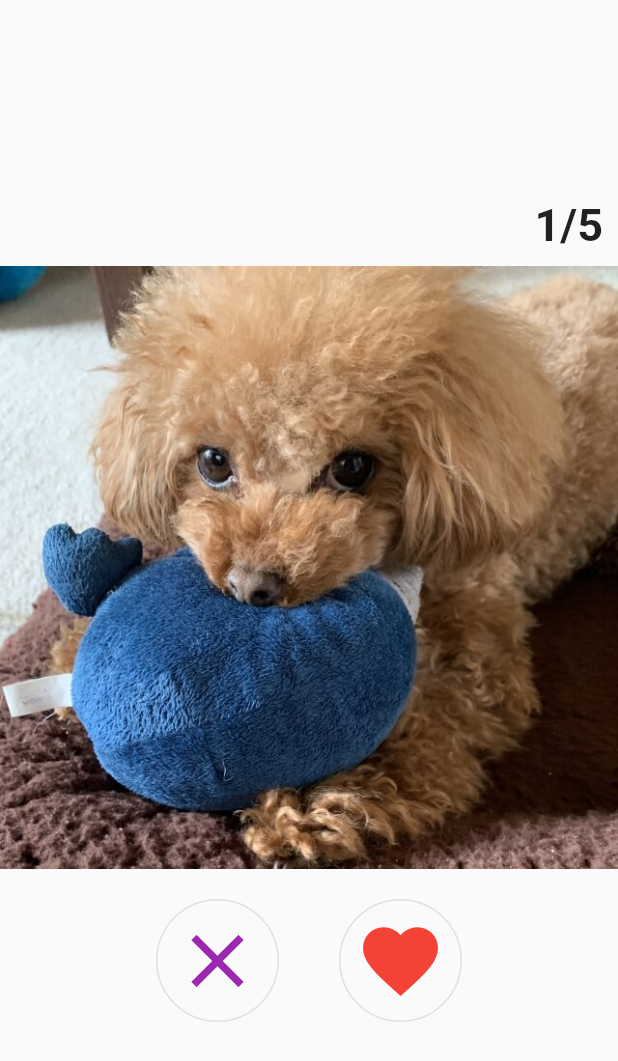
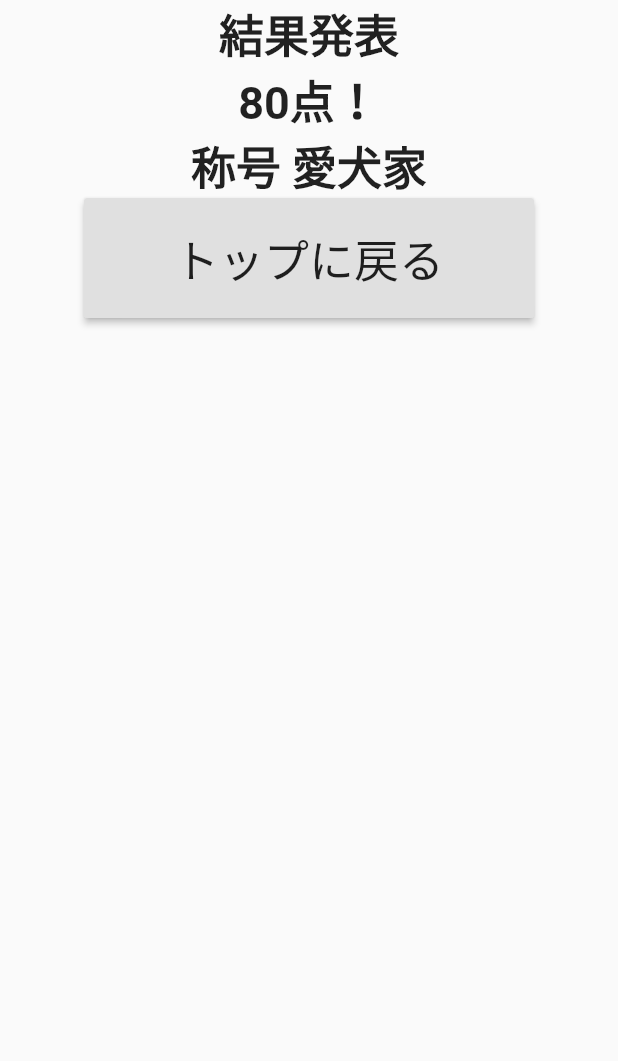
Before and after one commit to enutake/which_my_dog, a Flutter app: the QuizPage screen opened by its route, after a tap on the "favorite" icon, on a phone screen of 412 x 824 dp. Shown: the top 1061 px of the screen. Run offline on Flutter 3.47's test engine with Material 2 defaults, Android fonts, the light colour scheme and no system bars.

Commit message:
feat: 雑に結果ページを作成して、ルーティングの流れを作成

```diff
--- a/which_my_dog/lib/main.dart
+++ b/which_my_dog/lib/main.dart
@@ -13,7 +13,9 @@ class MyApp extends StatelessWidget {
       initialRoute: '/',
       routes: {
         '/': (context) => FirstPage(),
+        '/home': (context) => FirstPage(),
         '/quiz': (context) => QuizPage(),
+        '/result': (context) => ResultPage(),
       },
     );
   }
@@ -58,6 +60,7 @@ class FirstPage extends StatelessWidget {
 class QuizPage extends StatelessWidget {
   @override
   Widget build(BuildContext context) {
+    int correctNum = 1;
     return Scaffold(
       body: Center(
         child: Column(
@@ -68,7 +71,7 @@ class QuizPage extends StatelessWidget {
               child: Padding(
                 padding: const EdgeInsets.all(10.0),
                 child: Text(
-                  "1/5",
+                  "$correctNum/5",
                   style: TextStyle(fontSize: 30, fontWeight: FontWeight.bold),
                 ),
               ),
@@ -79,8 +82,8 @@ class QuizPage extends StatelessWidget {
             Row(
               mainAxisAlignment: MainAxisAlignment.center,
               children: <Widget>[
-                CircleButton(icon: Icons.clear, color: Colors.purple,),
-                CircleButton(icon: Icons.favorite, color: Colors.red,),
+                CircleButton(icon: Icons.clear, color: Colors.purple, route: "/home"),
+                CircleButton(icon: Icons.favorite, color: Colors.red, route: "/result"),
               ],
             ),
           ],
@@ -93,7 +96,8 @@ class QuizPage extends StatelessWidget {
 class CircleButton extends StatelessWidget {
   final IconData icon;
   final Color color;
-  CircleButton({this.icon, this.color});
+  final String route;
+  CircleButton({this.icon, this.color, this.route});
 
   @override
   Widget build(BuildContext context) {
@@ -111,7 +115,49 @@ class CircleButton extends StatelessWidget {
           size: 60,
         ),
       ),
-      onTap: (){},
+      onTap: (){
+        Navigator.of(context).pushNamed(route);
+      },
     );
   }
 }
+
+class ResultPage extends StatelessWidget {
+  @override
+  Widget build(BuildContext context) {
+    int correctNum = 1;
+    return Scaffold(
+      body: Center(
+        child: Column(
+          children: <Widget> [
+            Text(
+              "結果発表",
+              style: TextStyle(fontSize: 30, fontWeight: FontWeight.bold),
+            ),
+            Text(
+              "80点！",
+              style: TextStyle(fontSize: 30, fontWeight: FontWeight.bold),
+            ),
+            Text(
+              "称号 愛犬家",
+              style: TextStyle(fontSize: 30, fontWeight: FontWeight.bold),
+            ),
+            SizedBox(
+              width: 300,
+              height: 80,
+              child: RaisedButton(
+                child: Text(
+                  "トップに戻る",
+                  style: TextStyle(fontSize: 30),
+                ),
+                onPressed: () {
+                  Navigator.of(context).pushNamed('/home');
+                },
+              ),
+            ),
+          ],
+        ),
+      ),
+    );
+  }
+}
```
